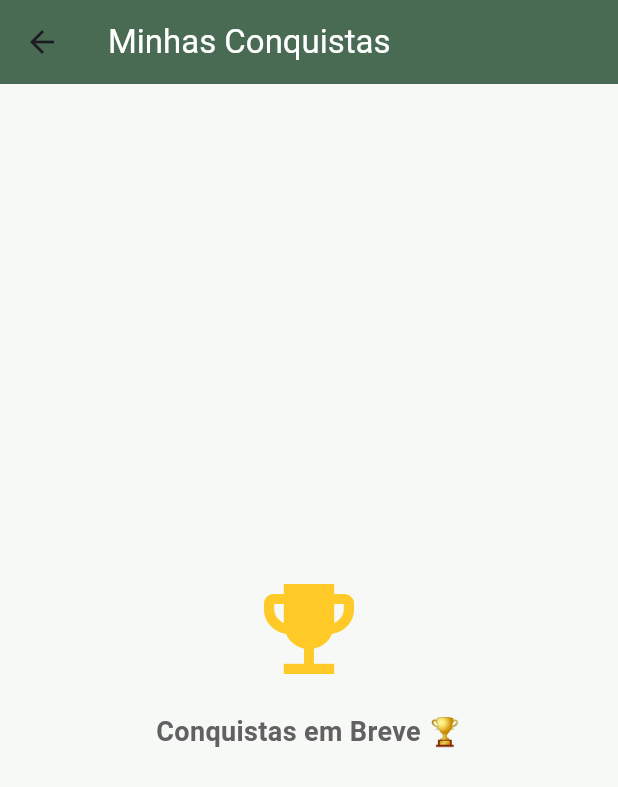
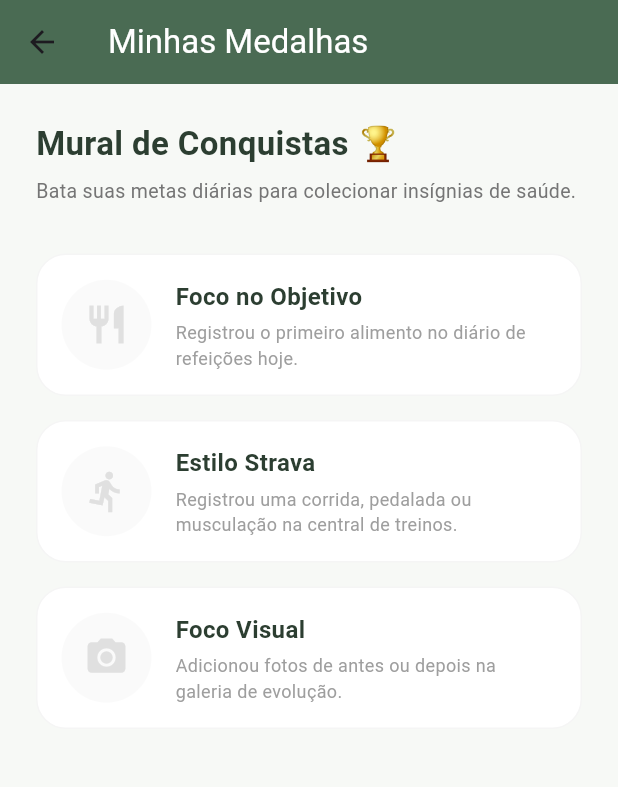
Before and after one commit to pizzariaditalia/NutriLife, a Flutter app: the AchievementsScreen screen opened directly, on a phone screen of 412 x 824 dp. Shown: the top 787 px of the screen. Run offline on Flutter 3.47's test engine with Material 3 defaults, Android fonts, the phone set to English and light mode, and no system bars; our stand-ins replace cloud_firestore, firebase_auth, firebase_core, flutter_local_notifications, image_picker, shared_preferences and 1 more; missing offline and left inert: mobile_scanner; accounts and stored records are empty; Roboto replaces fonts that are missing (Arial).

Commit message:
Atualizar o achievements_screen.dart

```diff
--- a/lib/features/patient_hub/achievements_screen.dart
+++ b/lib/features/patient_hub/achievements_screen.dart
@@ -1,27 +1,129 @@
 import 'package:flutter/material.dart';
-import '../../core/theme/app_colors.dart';
+import 'package:cloud_firestore/cloud_firestore.dart';
+import 'package:firebase_auth/firebase_auth.dart';
+import 'package:nutri_life/core/theme/app_colors.dart';
 
-class AchievementsScreen extends StatelessWidget {
+class AchievementsScreen extends StatefulWidget {
   const AchievementsScreen({Key? key}) : super(key: key);
 
   @override
+  State<AchievementsScreen> createState() => _AchievementsScreenState();
+}
+
+class _AchievementsScreenState extends State<AchievementsScreen> {
+  final String _userId = FirebaseAuth.instance.currentUser?.uid ?? 'usuario_teste';
+
+  String _getTodayDateKey() {
+    final agora = DateTime.now();
+    return "${agora.year}-${agora.month.toString().padLeft(2, '0')}-${agora.day.toString().padLeft(2, '0')}";
+  }
+
+  @override
   Widget build(BuildContext context) {
+    final dataHoje = _getTodayDateKey();
+
     return Scaffold(
       backgroundColor: AppColors.backgroundCreme,
       appBar: AppBar(
-        title: const Text('Minhas Conquistas', style: TextStyle(color: Colors.white)),
+        title: const Text('Minhas Medalhas', style: TextStyle(color: Colors.white)),
         backgroundColor: AppColors.primarySage,
         elevation: 0,
       ),
-      body: Center(
-        child: Column(
-          mainAxisAlignment: MainAxisAlignment.center,
-          children: [
-            Icon(Icons.emoji_events, size: 80, color: Colors.amber.shade400),
-            const SizedBox(height: 16),
-            Text('Conquistas em Breve 🏆', style: TextStyle(color: Colors.grey.shade700, fontSize: 18, fontWeight: FontWeight.bold)),
-          ],
-        ),
+      body: StreamBuilder<DocumentSnapshot>(
+        stream: FirebaseFirestore.instance.collection('usuarios').doc(_userId).collection('diario').doc(dataHoje).snapshots(),
+        builder: (context, diarioSnapshot) {
+          return StreamBuilder<DocumentSnapshot>(
+            stream: FirebaseFirestore.instance.collection('usuarios').doc(_userId).collection('galeria').doc('fotos_atuais').snapshots(),
+            builder: (context, galeriaSnapshot) {
+
+              // 🕹️ REGRAS DE GAMIFICAÇÃO
+              bool jaComeuHoje = false;
+              bool jaTreinouHoje = false;
+              bool temFotosDaJornada = false;
+
+              if (diarioSnapshot.hasData && diarioSnapshot.data!.exists) {
+                final dadosDiario = diarioSnapshot.data!.data() as Map<String, dynamic>?;
+                jaComeuHoje = (dadosDiario?['calorias_consumidas'] ?? 0) > 0;
+                jaTreinouHoje = (dadosDiario?['calorias_queimadas'] ?? 0) > 0;
+              }
+
+              if (galeriaSnapshot.hasData && galeriaSnapshot.data!.exists) {
+                final dadosGaleria = galeriaSnapshot.data!.data() as Map<String, dynamic>?;
+                temFotosDaJornada = dadosGaleria != null && dadosGaleria.isNotEmpty;
+              }
+
+              return ListView(
+                padding: const EdgeInsets.all(24),
+                children: [
+                  const Text('Mural de Conquistas 🏆', style: TextStyle(fontSize: 22, fontWeight: FontWeight.bold, color: AppColors.textDark)),
+                  const SizedBox(height: 6),
+                  Text('Bata suas metas diárias para colecionar insígnias de saúde.', style: TextStyle(color: Colors.grey.shade600, fontSize: 13)),
+                  const SizedBox(height: 32),
+
+                  _buildCardMedalha(
+                    'Foco no Objetivo',
+                    'Registrou o primeiro alimento no diário de refeições hoje.',
+                    Icons.restaurant,
+                    jaComeuHoje ? Colors.orange : Colors.grey.shade300,
+                    jaComeuHoje,
+                  ),
+                  _buildCardMedalha(
+                    'Estilo Strava',
+                    'Registrou uma corrida, pedalada ou musculação na central de treinos.',
+                    Icons.directions_run,
+                    jaTreinouHoje ? AppColors.accentPeach : Colors.grey.shade300,
+                    jaTreinouHoje,
+                  ),
+                  _buildCardMedalha(
+                    'Foco Visual',
+                    'Adicionou fotos de antes ou depois na galeria de evolução.',
+                    Icons.camera_alt,
+                    temFotosDaJornada ? AppColors.secondaryMenta : Colors.grey.shade300,
+                    temFotosDaJornada,
+                  ),
+                ],
+              );
+            },
+          );
+        },
+      ),
+    );
+  }
+
+  Widget _buildCardMedalha(String titulo, String desc, IconData icone, Color corMedalha, bool desbloqueado) {
+    return Container(
+      margin: const EdgeInsets.only(bottom: 16),
+      padding: const EdgeInsets.all(16),
+      decoration: BoxDecoration(
+        color: Colors.white,
+        borderRadius: BorderRadius.circular(20),
+        border: Border.all(color: Colors.grey.shade100),
+      ),
+      child: Row(
+        children: [
+          CircleAvatar(
+            radius: 30,
+            backgroundColor: corMedalha.withOpacity(0.15),
+            child: Icon(icone, color: corMedalha, size: 30),
+          ),
+          const SizedBox(width: 16),
+          Expanded(
+            child: Column(
+              crossAxisAlignment: CrossAxisAlignment.start,
+              children: [
+                Row(
+                  children: [
+                    Text(titulo, style: const TextStyle(fontWeight: FontWeight.bold, fontSize: 16, color: AppColors.textDark)),
+                    const SizedBox(width: 6),
+                    if (desbloqueado) const Icon(Icons.verified, color: Colors.blue, size: 16),
+                  ],
+                ),
+                const SizedBox(height: 4),
+                Text(desc, style: TextStyle(color: Colors.grey.shade500, fontSize: 12)),
+              ],
+            ),
+          ),
+        ],
       ),
     );
   }
```
